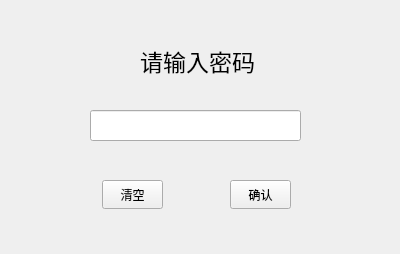
Before: the Qt Designer form enterpassword.ui in kagura114/NetCard, drawn with Qt 5.
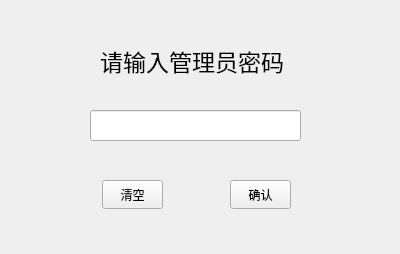
After: the same form once the commit is applied.

```diff
--- a/enterpassword.ui
+++ b/enterpassword.ui
@@ -26,9 +26,9 @@
   <widget class="QLabel" name="label">
    <property name="geometry">
     <rect>
-     <x>140</x>
+     <x>100</x>
      <y>40</y>
-     <width>121</width>
+     <width>191</width>
      <height>41</height>
     </rect>
    </property>
@@ -38,7 +38,7 @@
     </font>
    </property>
    <property name="text">
-    <string>请输入密码</string>
+    <string>请输入管理员密码</string>
    </property>
   </widget>
   <widget class="QPushButton" name="Clean">
```
